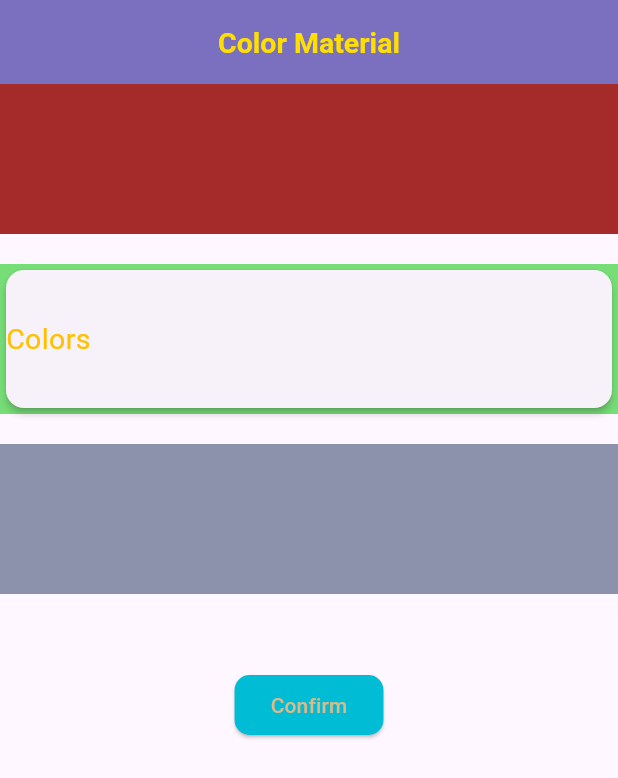
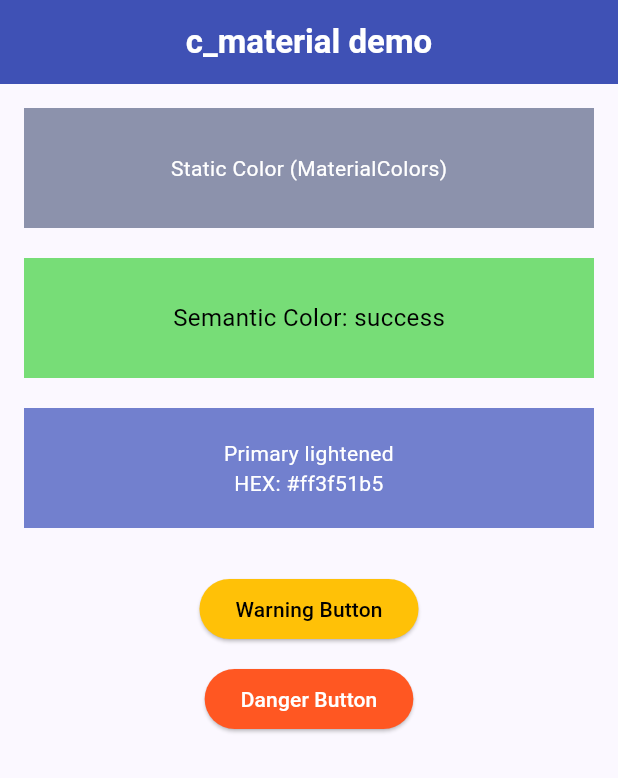
Before and after one commit to Ammar2000-Matarieh/colors_package, a Flutter app: the screen it shows after launch, on a phone screen of 412 x 824 dp. Shown: the top 778 px of the screen. Run offline on Flutter 3.47's test engine with Material 3 defaults, Android fonts, the phone set to English and light mode, and no system bars.

Commit message:
Release v2.2.0: Material 3 theme, semantic colors, extensions

```diff
--- a/example/lib/main.dart
+++ b/example/lib/main.dart
@@ -10,108 +10,240 @@ class MyApp extends StatelessWidget {
 
   @override
   Widget build(BuildContext context) {
-    return const MaterialApp(
+    return MaterialApp(
       debugShowCheckedModeBanner: false,
-      home: HomeScreen(),
+
+      // ✅ NEW: Material 3 Theme from c_material
+      theme: CTheme.light(seed: CSemanticColors.primary),
+      darkTheme: CTheme.dark(seed: CSemanticColors.primary),
+
+      home: const HomeScreen(),
     );
   }
 }
 
-class HomeScreen extends StatefulWidget {
+class HomeScreen extends StatelessWidget {
   const HomeScreen({super.key});
 
   @override
-  State<HomeScreen> createState() => _HomeScreenState();
-}
+  Widget build(BuildContext context) {
+    final primary = CSemanticColors.primary;
+    final success = CSemanticColors.success;
 
-class _HomeScreenState extends State<HomeScreen> {
-  // Use All Colors use Package C_Material :
-  // But it required Type of Color not MaterialAllProperity  :
-  @override
-  Widget build(BuildContext context) {
     return Scaffold(
       appBar: AppBar(
-        backgroundColor: MaterialColors.slateBlueLight,
+        backgroundColor: primary,
         centerTitle: true,
-        title: const Text(
-          "Color Material",
+        title: Text(
+          "c_material demo",
           style: TextStyle(
-            color: MaterialColors.lemonGold,
-            fontSize: 19,
+            color: primary.contrastColor(), // 🔥 extension
             fontWeight: FontWeight.bold,
           ),
         ),
       ),
-      body: Column(
+      body: Padding(
+        padding: const EdgeInsets.all(16),
+        child: Column(
           children: [
-          // You Can use MaterialColors in Container Like This :
-          // Example :
+            /// 🔹 OLD WAY (still supported)
             Container(
+              height: 80,
               width: double.infinity,
-            height: 100,
               decoration: const BoxDecoration(
-              color: MaterialColors.brown,
+                color: MaterialColors.coolGray,
+              ),
+              alignment: Alignment.center,
+              child: const Text(
+                "Static Color (MaterialColors)",
+                style: TextStyle(
+                  color: MaterialColors.white,
                 ),
               ),
-          const SizedBox(
-            height: 20,
             ),
+
+            const SizedBox(height: 20),
+
+            /// 🔹 NEW: Semantic Colors
             Container(
+              height: 80,
               width: double.infinity,
-            height: 100,
-            decoration: const BoxDecoration(
-              // new colors :
-              color: MaterialColors.pastelGreen,
+              color: success,
+              alignment: Alignment.center,
+              child: Text(
+                "Semantic Color: success",
+                style: TextStyle(
+                  color: success.contrastColor(),
+                  fontSize: 16,
                 ),
-            child: const Card(
-              elevation: 2,
-              child: Row(
-                children: [
-                  Text(
-                    "Colors",
+              ),
+            ),
+
+            const SizedBox(height: 20),
+
+            /// 🔹 NEW: Color Extensions
+            Container(
+              height: 80,
+              width: double.infinity,
+              color: primary.lighten(0.15),
+              alignment: Alignment.center,
+              child: Text(
+                "Primary lightened\nHEX: ${primary.toHex()}",
+                textAlign: TextAlign.center,
                 style: TextStyle(
-                      color: MaterialColors.goldItalicOrange,
-                      fontSize: 19,
+                  color: primary.contrastColor(),
+                ),
+              ),
+            ),
+
+            const SizedBox(height: 30),
+
+            /// 🔹 Buttons using semantic colors
+            ElevatedButton(
+              style: ElevatedButton.styleFrom(
+                backgroundColor: CSemanticColors.warning,
+              ),
+              onPressed: () {},
+              child: Text(
+                "Warning Button",
+                style: TextStyle(
+                  color: CSemanticColors.warning.contrastColor(),
+                ),
+              ),
+            ),
+
+            const SizedBox(height: 12),
+
+            ElevatedButton(
+              style: ElevatedButton.styleFrom(
+                backgroundColor: CSemanticColors.danger,
+              ),
+              onPressed: () {},
+              child: Text(
+                "Danger Button",
+                style: TextStyle(
+                  color: CSemanticColors.danger.contrastColor(),
+                ),
               ),
             ),
           ],
         ),
       ),
-          ),
-          const SizedBox(
-            height: 20,
-          ),
-          Container(
-            width: double.infinity,
-            height: 100,
-            decoration: const BoxDecoration(
-              // new color
-              color: MaterialColors.coolGray,
-            ),
-          ),
-          const SizedBox(
-            height: 50,
-          ),
-          // You Can use MaterialColors in Buttons Like This :
-          // Example :
-          ElevatedButton(
-            style: ElevatedButton.styleFrom(
-              // new colors :
-              backgroundColor: MaterialColors.cyanAccent,
-              shape: RoundedRectangleBorder(
-                borderRadius: BorderRadius.circular(10),
-              ),
-            ),
-            onPressed: () {},
-            child: const Text(
-              "Confirm",
-              style: TextStyle(
-                color: MaterialColors.burlyWood,
-              ),
-            ),
-          ),
-        ],
-      ),
     );
   }
 }
+
+// void main() {
+//   runApp(const MyApp());
+// }
+
+// class MyApp extends StatelessWidget {
+//   const MyApp({super.key});
+
+//   @override
+//   Widget build(BuildContext context) {
+//     return const MaterialApp(
+//       debugShowCheckedModeBanner: false,
+//       home: HomeScreen(),
+//     );
+//   }
+// }
+
+// class HomeScreen extends StatefulWidget {
+//   const HomeScreen({super.key});
+
+//   @override
+//   State<HomeScreen> createState() => _HomeScreenState();
+// }
+
+// class _HomeScreenState extends State<HomeScreen> {
+//   // Use All Colors use Package C_Material :
+//   // But it required Type of Color not MaterialAllProperity  :
+//   @override
+//   Widget build(BuildContext context) {
+//     return Scaffold(
+//       appBar: AppBar(
+//         backgroundColor: MaterialColors.slateBlueLight,
+//         centerTitle: true,
+//         title: const Text(
+//           "Color Material",
+//           style: TextStyle(
+//             color: MaterialColors.lemonGold,
+//             fontSize: 19,
+//             fontWeight: FontWeight.bold,
+//           ),
+//         ),
+//       ),
+//       body: Column(
+//         children: [
+//           // You Can use MaterialColors in Container Like This :
+//           // Example :
+//           Container(
+//             width: double.infinity,
+//             height: 100,
+//             decoration: const BoxDecoration(
+//               color: MaterialColors.brown,
+//             ),
+//           ),
+//           const SizedBox(
+//             height: 20,
+//           ),
+//           Container(
+//             width: double.infinity,
+//             height: 100,
+//             decoration: const BoxDecoration(
+//               // new colors :
+//               color: MaterialColors.pastelGreen,
+//             ),
+//             child: const Card(
+//               elevation: 2,
+//               child: Row(
+//                 children: [
+//                   Text(
+//                     "Colors",
+//                     style: TextStyle(
+//                       color: MaterialColors.goldItalicOrange,
+//                       fontSize: 19,
+//                     ),
+//                   ),
+//                 ],
+//               ),
+//             ),
+//           ),
+//           const SizedBox(
+//             height: 20,
+//           ),
+//           Container(
+//             width: double.infinity,
+//             height: 100,
+//             decoration: const BoxDecoration(
+//               // new color
+//               color: MaterialColors.coolGray,
+//             ),
+//           ),
+//           const SizedBox(
+//             height: 50,
+//           ),
+//           // You Can use MaterialColors in Buttons Like This :
+//           // Example :
+//           ElevatedButton(
+//             style: ElevatedButton.styleFrom(
+//               // new colors :
+//               backgroundColor: MaterialColors.cyanAccent,
+//               shape: RoundedRectangleBorder(
+//                 borderRadius: BorderRadius.circular(10),
+//               ),
+//             ),
+//             onPressed: () {},
+//             child: const Text(
+//               "Confirm",
+//               style: TextStyle(
+//                 color: MaterialColors.burlyWood,
+//               ),
+//             ),
+//           ),
+//         ],
+//       ),
+//     );
+//   }
+// }
--- a/lib/c_material.dart
+++ b/lib/c_material.dart
@@ -4,4 +4,10 @@
 /// for developers to use consistent colors across their apps.
 library c_material;
 
-export 'package:c_material/src/colors_materiel.dart';
+// export 'package:c_material/src/colors_materiel.dart';
+// library c_material;
+
+export 'src/colors_materiel.dart';
+export 'src/semantic/c_semantic_colors.dart';
+export 'src/theme/c_material_theme.dart';
+export 'src/extensions/color_x.dart';
--- /dev/null
+++ b/lib/src/extensions/color_x.dart
@@ -0,0 +1,29 @@
+import 'package:flutter/material.dart';
+
+extension ColorX on Color {
+  String toHex({bool withAlpha = true}) {
+    final a = alpha.toRadixString(16).padLeft(2, '0');
+    final r = red.toRadixString(16).padLeft(2, '0');
+    final g = green.toRadixString(16).padLeft(2, '0');
+    final b = blue.toRadixString(16).padLeft(2, '0');
+    return withAlpha ? '#$a$r$g$b' : '#$r$g$b';
+  }
+
+  Color lighten([double amount = .1]) {
+    final hsl = HSLColor.fromColor(this);
+    final hslLight =
+        hsl.withLightness((hsl.lightness + amount).clamp(0.0, 1.0));
+    return hslLight.toColor();
+  }
+
+  Color darken([double amount = .1]) {
+    final hsl = HSLColor.fromColor(this);
+    final hslDark = hsl.withLightness((hsl.lightness - amount).clamp(0.0, 1.0));
+    return hslDark.toColor();
+  }
+
+  Color contrastColor({Color light = Colors.white, Color dark = Colors.black}) {
+    // luminance: 0..1
+    return computeLuminance() > 0.5 ? dark : light;
+  }
+}
--- /dev/null
+++ b/lib/src/semantic/c_semantic_colors.dart
@@ -0,0 +1,21 @@
+import 'package:flutter/material.dart';
+import '../colors_materiel.dart';
+
+class CSemanticColors {
+  CSemanticColors._();
+
+  // Brand
+  static const Color primary = MaterialColors.indigoAccent;
+  static const Color secondary = MaterialColors.cyanAccent;
+
+  // Status
+  static const Color success = MaterialColors.pastelGreen;
+  static const Color warning = MaterialColors.amber;
+  static const Color danger = MaterialColors.deepOrange;
+
+  // UI
+  static const Color background = MaterialColors.offWhite;
+  static const Color surface = MaterialColors.white;
+  static const Color textPrimary = MaterialColors.jet;
+  static const Color textSecondary = MaterialColors.stoneGray;
+}
--- /dev/null
+++ b/lib/src/theme/c_material_theme.dart
@@ -0,0 +1,28 @@
+import 'package:flutter/material.dart';
+import '../semantic/c_semantic_colors.dart';
+
+class CTheme {
+  CTheme._();
+
+  static ThemeData light({Color? seed}) {
+    final Color seedColor = seed ?? CSemanticColors.primary;
+    return ThemeData(
+      useMaterial3: true,
+      colorScheme: ColorScheme.fromSeed(
+        seedColor: seedColor,
+        brightness: Brightness.light,
+      ),
+    );
+  }
+
+  static ThemeData dark({Color? seed}) {
+    final Color seedColor = seed ?? CSemanticColors.primary;
+    return ThemeData(
+      useMaterial3: true,
+      colorScheme: ColorScheme.fromSeed(
+        seedColor: seedColor,
+        brightness: Brightness.dark,
+      ),
+    );
+  }
+}
```
Also changed, not shown: pubspec.yaml (+8 -3 lines), example/pubspec.lock, 3 other files. Lines whose indentation alone changed are shown as unchanged.
